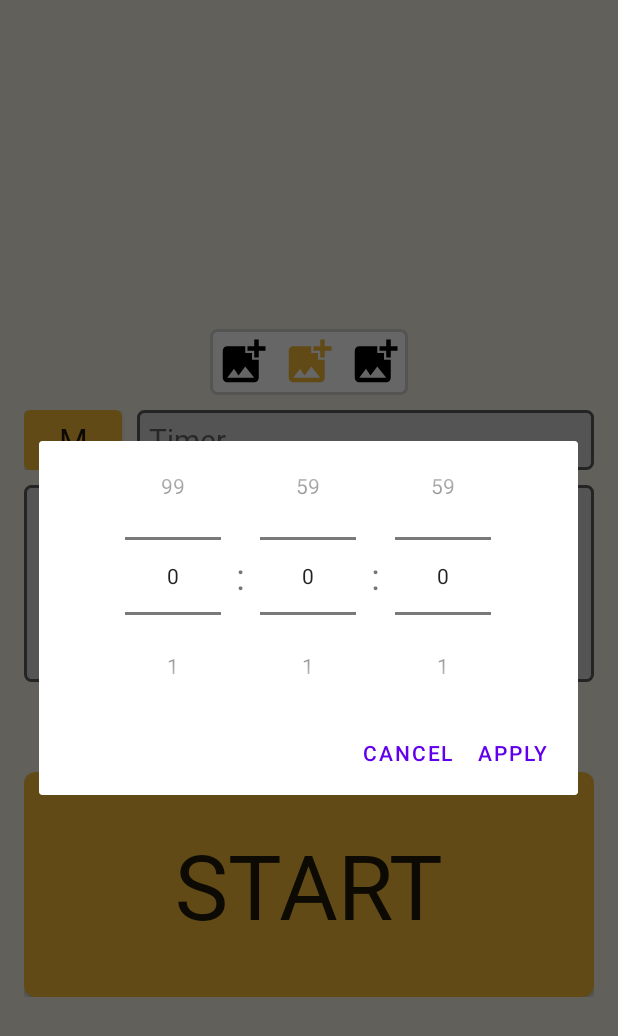
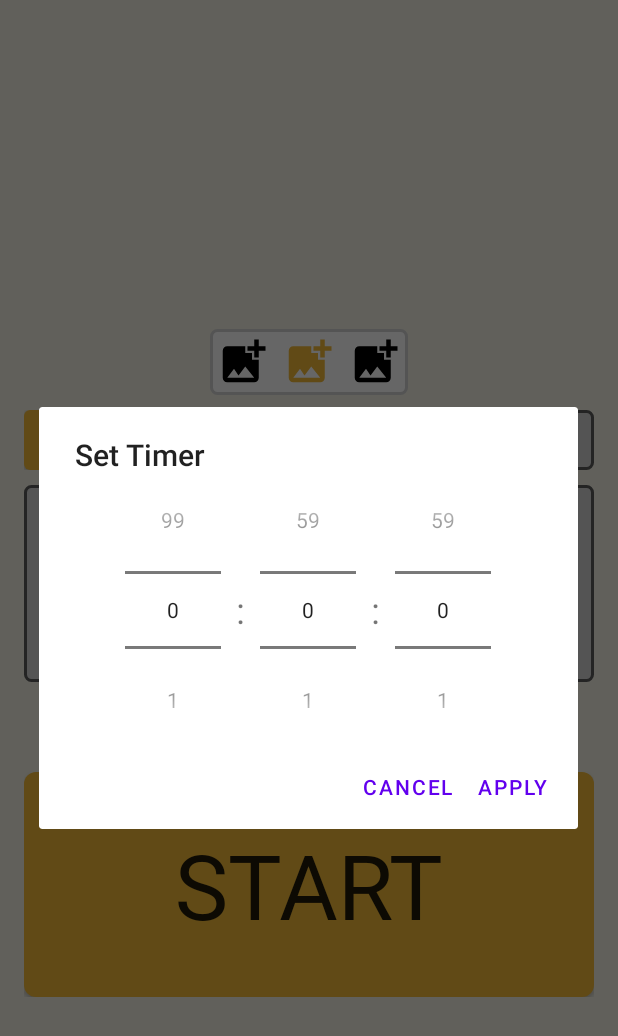
Before and after one commit to lionem2018/CI_CD_test, an Android app: the screen it shows after launch (MainActivity), after a tap on "SET", on a phone screen of 412 x 824 dp. Shown: the top 1036 px of the screen. Run offline under Robolectric (Android 15) with nearby library versions, the phone set to English and light mode, and no system bars; 1 other tap on this screen came first.

Commit message:
Remove comments and set title for dialogs

```diff
--- a/app/src/main/java/com/lionm/taptapwatch/view/MainActivity.kt
+++ b/app/src/main/java/com/lionm/taptapwatch/view/MainActivity.kt
@@ -132,7 +132,6 @@ class MainActivity : AppCompatActivity() {
                 viewModel.watchUiState.collect { uiState ->
                     when (uiState.watchMode) {
                         WatchMode.STOP_WATCH -> {
-//                            binding.buttonSet.isEnabled = false
                             dialog = StopWatchSettingDialogFragment()
                             dialog?.setDialogEventListener(object: CommonSettingDialogFragment.DialogEventListener {
                                 override fun onClickPositiveButton(time: Long, checkRepetitive: Boolean) {
@@ -147,7 +146,6 @@ class MainActivity : AppCompatActivity() {
                             isCountDown = false
                         }
                         WatchMode.TIMER -> {
-//                            binding.buttonSet.isEnabled = true
                             dialog = TimerSettingDialogFragment()
                             dialog?.setDialogEventListener(object: CommonSettingDialogFragment.DialogEventListener {
                                 override fun onClickPositiveButton(time: Long, checkRepetitive: Boolean) {
--- a/app/src/main/java/com/lionm/taptapwatch/view/StopWatchSettingDialogFragment.kt
+++ b/app/src/main/java/com/lionm/taptapwatch/view/StopWatchSettingDialogFragment.kt
@@ -17,6 +17,7 @@ class StopWatchSettingDialogFragment : CommonSettingDialogFragment() {
 
             AlertDialog.Builder(it)
                 .setView(binding?.root)
+                .setTitle("Set Stop Watch Alarm")
                 .setPositiveButton("Apply") { _, _ ->
                     listener?.onClickPositiveButton(calculateTime(), binding?.checkbox?.isChecked ?: false)
                 }
--- a/app/src/main/java/com/lionm/taptapwatch/view/TimerSettingDialogFragment.kt
+++ b/app/src/main/java/com/lionm/taptapwatch/view/TimerSettingDialogFragment.kt
@@ -16,6 +16,7 @@ class TimerSettingDialogFragment : CommonSettingDialogFragment() {
 
             AlertDialog.Builder(it)
                 .setView(binding?.root)
+                .setTitle("Set Timer")
                 .setPositiveButton("Apply") { _, _ ->
                     listener?.onClickPositiveButton(calculateTime(), false)
                 }
```
